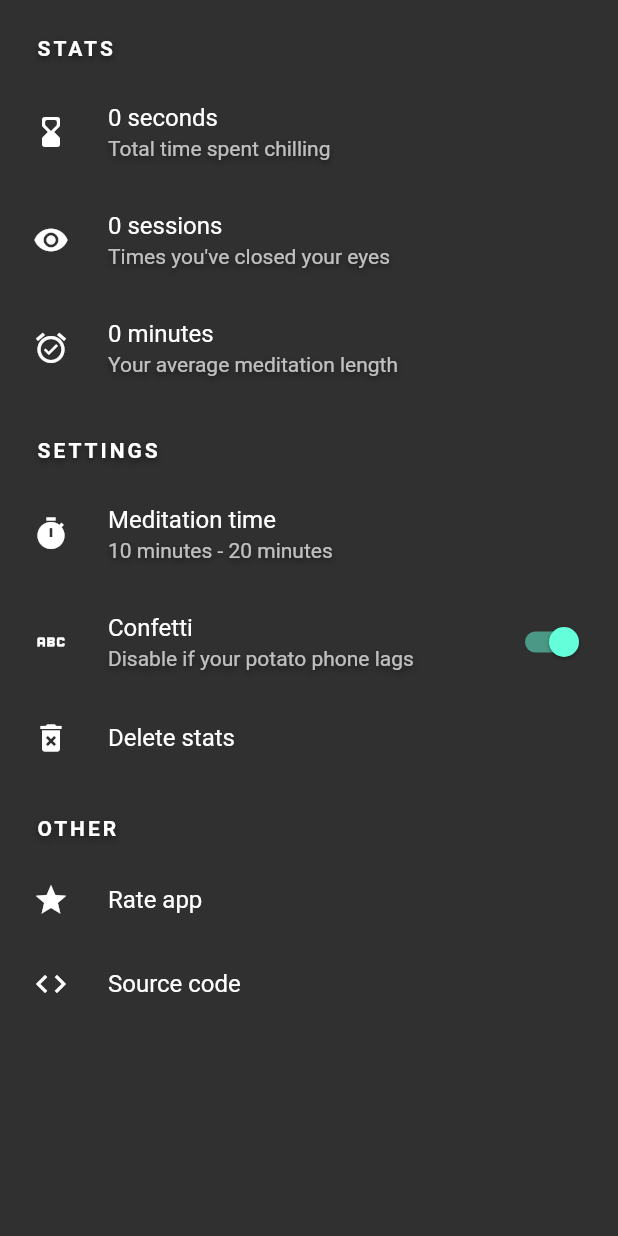
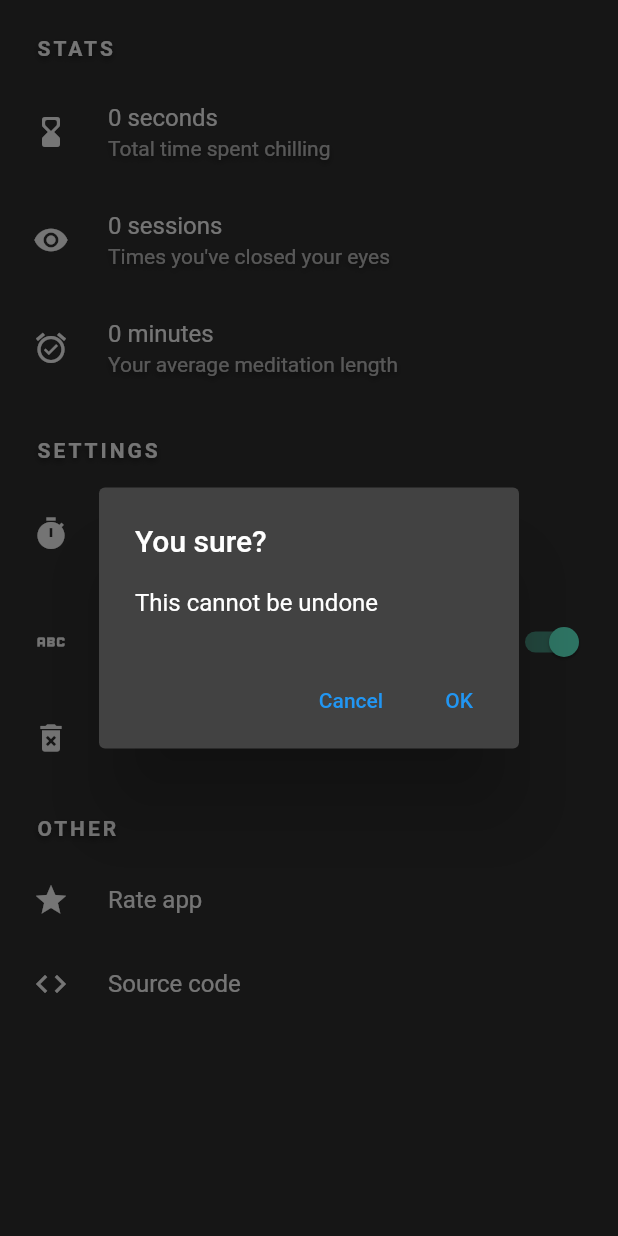
Before and after one commit to Steellow/zen, a Flutter app: the SettingsScreen screen opened directly, after a tap on "Delete stats", on a phone screen of 412 x 824 dp. Run offline on Flutter 3.47's test engine with Material 2 defaults, Android fonts, the phone set to English and light mode, and no system bars; our stand-ins replace audioplayers, circular_countdown_timer, confetti, flutter_spinbox, hive_flutter; accounts and stored records are empty.

Commit message:
Add tile to delete all stats

```diff
--- a/lib/settings_screen/tiles/reset_stats_tile.dart
+++ b/lib/settings_screen/tiles/reset_stats_tile.dart
@@ -1,5 +1,6 @@
 import 'package:flutter/material.dart';
 import 'package:zen_app/common_widgets/center_icon.dart';
+import 'package:zen_app/util/hive_helper.dart';
 
 class ResetStatsTile extends StatelessWidget {
   const ResetStatsTile({super.key});
@@ -7,9 +8,36 @@ class ResetStatsTile extends StatelessWidget {
   @override
   Widget build(BuildContext context) {
     return ListTile(
-      onTap: () {},
+      onTap: () => _showConfirmationDialog(context),
       leading: const CenterIcon(icon: Icon(Icons.delete_forever)),
       title: const Text("Delete stats"),
     );
   }
 }
+
+_showConfirmationDialog(BuildContext context) => showDialog(
+    context: context,
+    builder: (BuildContext context) {
+      return AlertDialog(
+        title: const Text("You sure?"),
+        content: const Text("This cannot be undone"),
+        actions: [
+          TextButton(
+            onPressed: () => Navigator.of(context).pop(),
+            child: const Text("Cancel"),
+          ),
+          TextButton(
+            onPressed: () {
+              deleteStats();
+              ScaffoldMessenger.of(context).showSnackBar(
+                const SnackBar(
+                  content: Text("All stats deleted"),
+                ),
+              );
+              Navigator.of(context).popUntil((route) => route.isFirst);
+            },
+            child: const Text("OK"),
+          ),
+        ],
+      );
+    });
--- a/lib/util/hive_helper.dart
+++ b/lib/util/hive_helper.dart
@@ -48,6 +48,8 @@ void addMeditation(int seconds) {
   box.put(BOX_KEY_TOTAL_TIMES_MEDITATED, currentTimes + 1);
 }
 
+void deleteStats() => Hive.box(BOX_NAME_QUICK_STATS).clear();
+
 //////////////////
 // SETTINGS BOX //
 //////////////////
```
